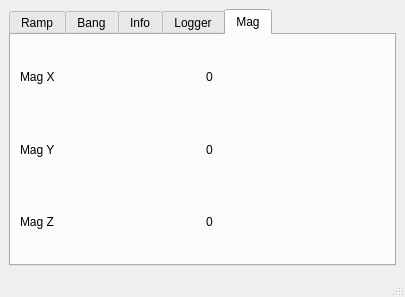
Above: MotorCalibrate/forms/mainwindow.ui from uf-mil-archive/sub-2012 before the change. Below: the same form after it.
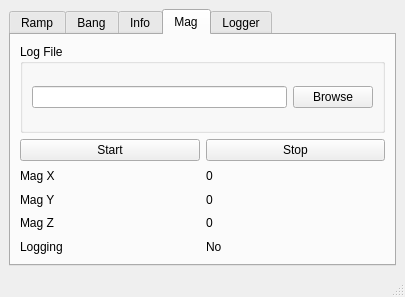
That is the form after the change.

Commit message: Refactored IMUSensor to IMUSensorLogger, added logging page to the GUI

```diff
--- a/MotorCalibrate/forms/mainwindow.ui
+++ b/MotorCalibrate/forms/mainwindow.ui
@@ -15,7 +15,7 @@
   </property>
   <widget class="QWidget" name="centralwidget">
    <layout class="QGridLayout" name="gridLayout_7">
-    <item row="0" column="0">
+    <item row="1" column="0">
      <widget class="QTabWidget" name="tabWidget">
       <property name="currentIndex">
        <number>4</number>
@@ -529,6 +529,116 @@
         </item>
        </layout>
       </widget>
+      <widget class="QWidget" name="magTab">
+       <attribute name="title">
+        <string>Mag</string>
+       </attribute>
+       <layout class="QVBoxLayout" name="verticalLayout">
+        <item>
+         <widget class="QGroupBox" name="horizontalGroupBox_2">
+          <property name="title">
+           <string>Log File</string>
+          </property>
+          <property name="flat">
+           <bool>false</bool>
+          </property>
+          <property name="checkable">
+           <bool>false</bool>
+          </property>
+          <layout class="QHBoxLayout" name="horizontalLayout_11">
+           <item>
+            <widget class="QLineEdit" name="magLogFileEdit"/>
+           </item>
+           <item>
+            <widget class="QPushButton" name="magBrowseButton">
+             <property name="text">
+              <string>Browse</string>
+             </property>
+            </widget>
+           </item>
+          </layout>
+         </widget>
+        </item>
+        <item>
+         <layout class="QHBoxLayout" name="horizontalLayout_12">
+          <item>
+           <widget class="QPushButton" name="startMagLogButton">
+            <property name="text">
+             <string>Start</string>
+            </property>
+           </widget>
+          </item>
+          <item>
+           <widget class="QPushButton" name="stopMagLogButton">
+            <property name="text">
+             <string>Stop</string>
+            </property>
+           </widget>
+          </item>
+         </layout>
+        </item>
+        <item>
+         <layout class="QGridLayout" name="gridLayout_8">
+          <item row="2" column="0">
+           <widget class="QLabel" name="label_22">
+            <property name="text">
+             <string>Mag Y</string>
+            </property>
+           </widget>
+          </item>
+          <item row="4" column="0">
+           <widget class="QLabel" name="label_24">
+            <property name="text">
+             <string>Mag Z</string>
+            </property>
+           </widget>
+          </item>
+          <item row="4" column="1">
+           <widget class="QLabel" name="magZLabel">
+            <property name="text">
+             <string>0</string>
+            </property>
+           </widget>
+          </item>
+          <item row="2" column="1">
+           <widget class="QLabel" name="magYLabel">
+            <property name="text">
+             <string>0</string>
+            </property>
+           </widget>
+          </item>
+          <item row="1" column="0">
+           <widget class="QLabel" name="label_18">
+            <property name="text">
+             <string>Mag X</string>
+            </property>
+           </widget>
+          </item>
+          <item row="1" column="1">
+           <widget class="QLabel" name="magXLabel">
+            <property name="text">
+             <string>0</string>
+            </property>
+           </widget>
+          </item>
+          <item row="5" column="0">
+           <widget class="QLabel" name="label_21">
+            <property name="text">
+             <string>Logging</string>
+            </property>
+           </widget>
+          </item>
+          <item row="5" column="1">
+           <widget class="QLabel" name="magLoggingLabel">
+            <property name="text">
+             <string>No</string>
+            </property>
+           </widget>
+          </item>
+         </layout>
+        </item>
+       </layout>
+      </widget>
       <widget class="QWidget" name="logTab">
        <attribute name="title">
         <string>Logger</string>
@@ -652,55 +762,6 @@
         </item>
        </layout>
       </widget>
-      <widget class="QWidget" name="magTab">
-       <attribute name="title">
-        <string>Mag</string>
-       </attribute>
-       <layout class="QGridLayout" name="gridLayout_8" columnstretch="0,0">
-        <item row="0" column="0">
-         <widget class="QLabel" name="label_18">
-          <property name="text">
-           <string>Mag X</string>
-          </property>
-         </widget>
-        </item>
-        <item row="0" column="1">
-         <widget class="QLabel" name="magXLabel">
-          <property name="text">
-           <string>0</string>
-          </property>
-         </widget>
-        </item>
-        <item row="1" column="0">
-         <widget class="QLabel" name="label_22">
-          <property name="text">
-           <string>Mag Y</string>
-          </property>
-         </widget>
-        </item>
-        <item row="1" column="1">
-         <widget class="QLabel" name="magYLabel">
-          <property name="text">
-           <string>0</string>
-          </property>
-         </widget>
-        </item>
-        <item row="2" column="0">
-         <widget class="QLabel" name="label_24">
-          <property name="text">
-           <string>Mag Z</string>
-          </property>
-         </widget>
-        </item>
-        <item row="2" column="1">
-         <widget class="QLabel" name="magZLabel">
-          <property name="text">
-           <string>0</string>
-          </property>
-         </widget>
-        </item>
-       </layout>
-      </widget>
      </widget>
     </item>
    </layout>
```
Left out of the diff: 2 changed lines with no effect on the pictures. The commit also changes 5 other files.
